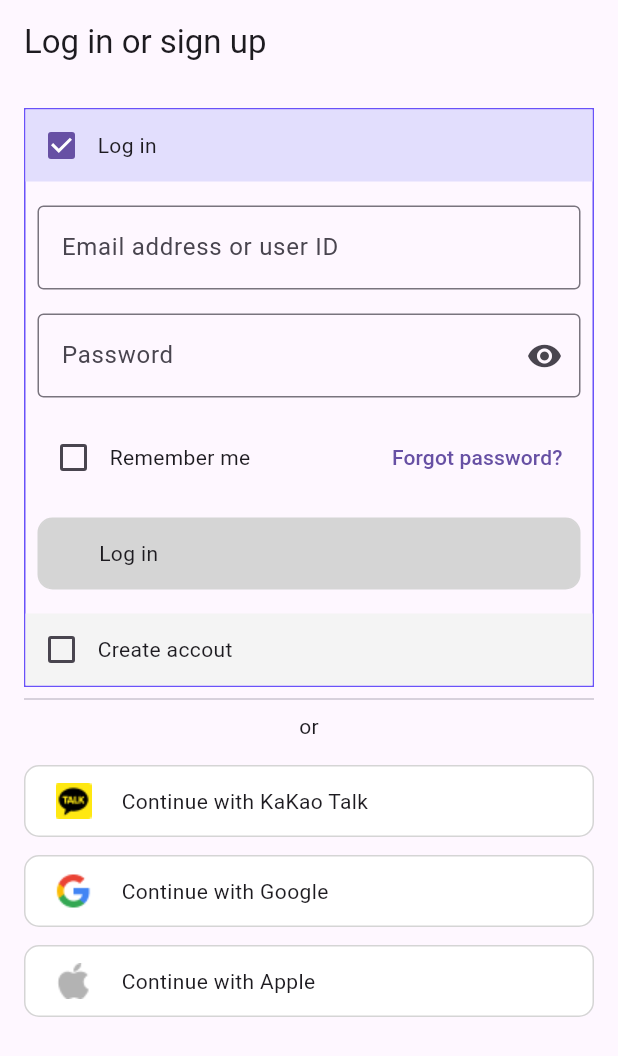
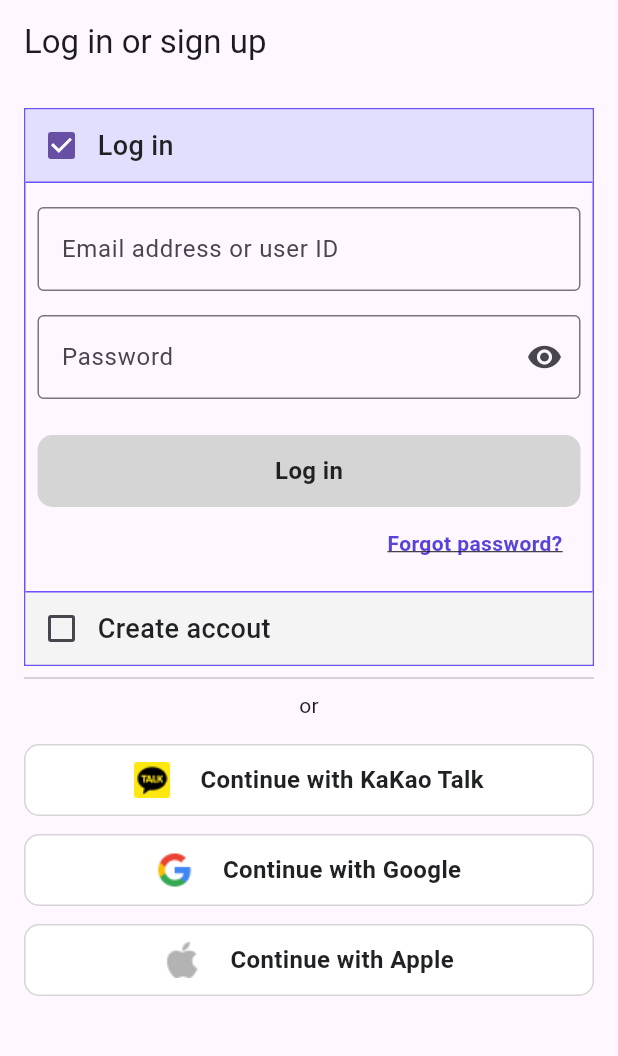
Before and after one commit to KBuddy-devs/KBuddy-Client, a Flutter app: the screen it shows after launch, on a phone screen of 412 x 824 dp. Shown: the top 1056 px of the screen. Run offline on Flutter 3.47's test engine with Material 3 defaults, Android fonts, the phone set to English and light mode, and no system bars; our stand-ins replace dio, flutter_riverpod, flutter_secure_storage, go_router, logger, pretty_dio_logger and 1 more; generated files the repository leaves out were written again; project files that could hold a hidden picture were left out.

Commit message:
SCRUM-39
로그인 화면 개발하기

```diff
--- a/kbuddy_flutter/lib/auth/view/login_screen.dart
+++ b/kbuddy_flutter/lib/auth/view/login_screen.dart
@@ -1,8 +1,11 @@
 import 'package:flutter/material.dart';
 import 'package:flutter_riverpod/flutter_riverpod.dart';
 import 'package:kbuddy_flutter/common/component/login_button.dart';
+import 'package:kbuddy_flutter/common/component/text.dart';
 import 'package:kbuddy_flutter/common/const/colors.dart';
+import 'package:kbuddy_flutter/common/const/typo.dart';
 
+import '../../common/component/custom_text_form_field.dart';
 import '../../common/utils/logger.dart';
 import '../../user/model/user_model.dart';
 import '../../user/provider/user_me_provider.dart';
@@ -21,6 +24,12 @@ class _LoginScreenState extends ConsumerState<LoginScreen> {
 
   bool rememberMe = false;
   bool isLogin = true;
+
+  @override
+  void initState() {
+    // TODO: implement initState
+    super.initState();
+  }
 
   @override
   Widget build(BuildContext context) {
@@ -48,7 +57,11 @@ class _LoginScreenState extends ConsumerState<LoginScreen> {
                         child: Column(
                           children: [
                             Container(
-                              color: isLogin ? INDIGO_200 : LIGHTGRAY_100,
+                              decoration: BoxDecoration(
+                                  color: isLogin ? INDIGO_200 : LIGHTGRAY_100,
+                                  border: const Border(
+                                      bottom: BorderSide(
+                                          color: PRIMARY_COLOR, width: 1.0))),
                               child: Row(
                                 children: [
                                   Checkbox(
@@ -58,28 +71,25 @@ class _LoginScreenState extends ConsumerState<LoginScreen> {
                                           isLogin = !isLogin;
                                         });
                                       }),
-                                  Text("Log in"),
+                                  FlexText(
+                                    content: "Log in",
+                                    textStyle: title200Medium,
+                                  ),
                                 ],
                               ),
                             ),
                             isLogin
-                                ? Container(
-                                    child: Padding(
-                                    padding: EdgeInsets.all(8.0),
+                                ? Padding(
+                                    padding: const EdgeInsets.all(8.0),
                                     child: Column(
                                       children: [
-                                        SizedBox(
+                                        const SizedBox(
                                           height: 8,
                                         ),
-                                        TextField(
-                                          controller: emailController,
-                                          decoration: const InputDecoration(
-                                            labelText:
-                                                'Email address or user ID',
-                                            border: OutlineInputBorder(),
-                                          ),
-                                        ),
-                                        SizedBox(
+                                        CustomTextFormField(
+                                            label: 'Email address or user ID',
+                                            controller: emailController),
+                                        const SizedBox(
                                           height: 16,
                                         ),
                                         TextField(
@@ -95,38 +105,14 @@ class _LoginScreenState extends ConsumerState<LoginScreen> {
                                           ),
                                           obscureText: true,
                                         ),
-                                        SizedBox(
-                                          height: 16,
-                                        ),
-                                        Row(
-                                          mainAxisAlignment:
-                                              MainAxisAlignment.spaceBetween,
-                                          children: [
-                                            Row(
-                                              children: [
-                                                Checkbox(
-                                                  value: rememberMe,
-                                                  onChanged: (value) {
-                                                    setState(() {
-                                                      rememberMe =
-                                                          value ?? false;
-                                                    });
-                                                  },
-                                                ),
-                                                const Text('Remember me'),
-                                              ],
-                                            ),
-                                            TextButton(
-                                              onPressed: () {},
-                                              child: const Text(
-                                                  'Forgot password?'),
-                                            ),
-                                          ],
-                                        ),
-                                        SizedBox(
-                                          height: 16,
+                                        const SizedBox(
+                                          height: 24,
                                         ),
                                         LoginButton(
+                                            color:
+                                                emailController.text.length > 0
+                                                    ? PRIMARY_COLOR
+                                                    : LIGHTGRAY_300,
                                             name: "Log in",
                                             function: () {
                                               state is UserModelLoading
@@ -143,17 +129,45 @@ class _LoginScreenState extends ConsumerState<LoginScreen> {
                                                       logger.i(resp);
                                                     };
                                             }),
-                                        SizedBox(
-                                          height: 8,
-                                        )
+                                        Row(
+                                          mainAxisAlignment:
+                                              MainAxisAlignment.spaceBetween,
+                                          children: [
+                                            const Row(
+                                              children: [
+                                                // Checkbox(
+                                                //   value: rememberMe,
+                                                //   onChanged: (value) {
+                                                //     setState(() {
+                                                //       rememberMe =
+                                                //           value ?? false;
+                                                //     });
+                                                //   },
+                                                // ),
+                                                //Text('Remember me'),
+                                              ],
+                                            ),
+                                            TextButton(
+                                              onPressed: () {},
+                                              child: FlexText(
+                                                content: 'Forgot password?',
+                                                textStyle: btn200Lined,
+                                                fontColor: INDIGO_900,
+                                              ),
+                                            ),
+                                          ],
+                                        ),
                                       ],
                                     ),
-                                  ))
-                                : SizedBox(
+                                  )
+                                : const SizedBox(
                                     height: 0,
                                   ),
                             Container(
                               decoration: BoxDecoration(
+                                  border: const Border(
+                                      top: BorderSide(
+                                          color: PRIMARY_COLOR, width: 1.0)),
                                   color: !isLogin ? INDIGO_200 : LIGHTGRAY_100),
                               child: Row(
                                 children: [
@@ -164,7 +178,9 @@ class _LoginScreenState extends ConsumerState<LoginScreen> {
                                           isLogin = !isLogin;
                                         });
                                       }),
-                                  Text("Create accout")
+                                  FlexText(
+                                      content: "Create accout",
+                                      textStyle: title200Medium)
                                 ],
                               ),
                             ),
@@ -173,18 +189,13 @@ class _LoginScreenState extends ConsumerState<LoginScreen> {
                                     padding: const EdgeInsets.all(8.0),
                                     child: Column(
                                       children: [
-                                        SizedBox(
+                                        const SizedBox(
                                           height: 8,
                                         ),
-                                        TextField(
-                                          controller: createController,
-                                          decoration: InputDecoration(
-                                            labelText: 'Email',
-                                            border: const OutlineInputBorder(),
-                                          ),
-                                          obscureText: true,
-                                        ),
-                                        SizedBox(
+                                        CustomTextFormField(
+                                            label: 'Email',
+                                            controller: createController),
+                                        const SizedBox(
                                           height: 16,
                                         ),
                                         LoginButton(
@@ -192,7 +203,7 @@ class _LoginScreenState extends ConsumerState<LoginScreen> {
                                       ],
                                     ),
                                   )
-                                : SizedBox(
+                                : const SizedBox(
                                     height: 0,
                                   )
                           ],
@@ -203,27 +214,30 @@ class _LoginScreenState extends ConsumerState<LoginScreen> {
                     LoginButton(
                         image: Image.asset('asset/icons/KakaoTalk_logo.png'),
                         name: "Continue with KaKao Talk",
+                        isImage: true,
                         color: Colors.white,
                         function: () {
                           logger.i("kakao");
                         }),
-                    SizedBox(
+                    const SizedBox(
                       height: 12,
                     ),
                     LoginButton(
                         image: Image.asset('asset/icons/Google_G_logo.png'),
                         name: "Continue with Google",
+                        isImage: true,
                         color: Colors.white,
                         function: () {
                           logger.i("Google");
                         }),
-                    SizedBox(
+                    const SizedBox(
                       height: 12,
                     ),
                     LoginButton(
                         image: Image.asset('asset/icons/Apple_logo_grey.png'),
                         name: "Continue with Apple",
                         color: Colors.white,
+                        isImage: true,
                         function: () {
                           logger.i("Apple");
                         }),
--- /dev/null
+++ b/kbuddy_flutter/lib/common/component/custom_text_form_field.dart
@@ -0,0 +1,39 @@
+import 'package:flutter/material.dart';
+import 'package:kbuddy_flutter/common/const/colors.dart';
+import 'package:kbuddy_flutter/common/utils/logger.dart';
+
+class CustomTextFormField extends StatefulWidget {
+  final String label;
+  final TextEditingController controller;
+  final bool isPassword;
+
+  const CustomTextFormField({
+    required this.label,
+    required this.controller,
+    this.isPassword = false,
+    Key? key,
+  }) : super(key: key);
+
+  @override
+  State<CustomTextFormField> createState() => _CustomTextFormFieldState();
+}
+
+class _CustomTextFormFieldState extends State<CustomTextFormField> {
+  @override
+  Widget build(BuildContext context) {
+    return TextField(
+      controller: widget.controller,
+      decoration: InputDecoration(
+        labelText: widget.label,
+        border: const OutlineInputBorder(),
+        suffixIcon: widget.isPassword
+            ? IconButton(
+                icon: const Icon(Icons.visibility),
+                onPressed: () {},
+              )
+            : null,
+      ),
+      obscureText: widget.isPassword,
+    );
+  }
+}
--- a/kbuddy_flutter/lib/common/component/login_button.dart
+++ b/kbuddy_flutter/lib/common/component/login_button.dart
@@ -1,5 +1,7 @@
 import 'package:flutter/material.dart';
+import 'package:kbuddy_flutter/common/component/text.dart';
 import 'package:kbuddy_flutter/common/const/colors.dart';
+import 'package:kbuddy_flutter/common/const/typo.dart';
 import 'package:kbuddy_flutter/common/utils/logger.dart';
 
 class LoginButton extends StatefulWidget {
@@ -7,12 +9,14 @@ class LoginButton extends StatefulWidget {
   final VoidCallback function;
   final Color? color;
   final Image? image;
+  final bool isImage;
 
   const LoginButton({
     required this.name,
     required this.function,
     this.color,
     this.image,
+    this.isImage = false,
     Key? key,
   }) : super(key: key);
 
@@ -33,18 +37,20 @@ class _LoginButtonState extends State<LoginButton> {
           border: Border.all(color: LIGHTGRAY_300),
           color: widget.color ?? LIGHTGRAY_300,
         ),
-        child: Padding(
-          padding: const EdgeInsets.symmetric(horizontal: 20),
-          child: Row(
-            mainAxisAlignment: MainAxisAlignment.start,
-            children: [
-              widget.image ?? SizedBox(),
-              SizedBox(
-                width: 20,
-              ),
-              Text(widget.name),
-            ],
-          ),
+        child: Row(
+          mainAxisAlignment: MainAxisAlignment.center,
+          children: [
+            widget.image ?? const SizedBox(),
+            widget.isImage
+                ? const SizedBox(
+                    width: 20,
+                  )
+                : const SizedBox(),
+            FlexText(
+              content: widget.name,
+              textStyle: btn100,
+            ),
+          ],
         ),
       ),
     );
--- a/kbuddy_flutter/pubspec.yaml
+++ b/kbuddy_flutter/pubspec.yaml
@@ -21,6 +21,7 @@ dependencies:
   pretty_dio_logger: ^1.3.1
   retrofit: ^4.1.0
   riverpod_annotation: ^2.3.5
+  checkbox_grouped: ^2.0.0
 
 dev_dependencies:
   build_runner: ^2.4.11
```
Also changed, not shown: kbuddy_flutter/pubspec.lock.
